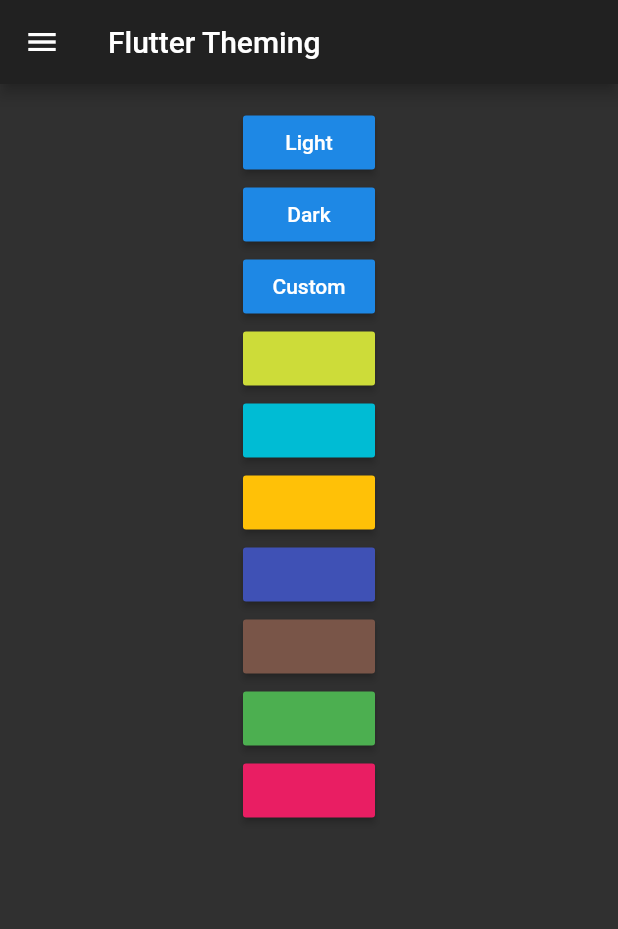
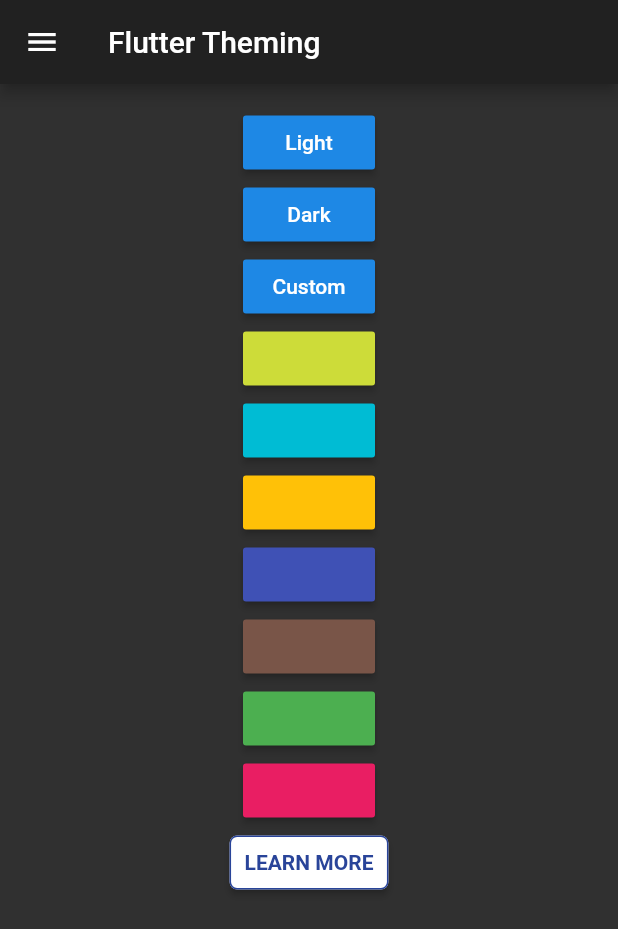
Before and after one commit to ymingt/theming, a Flutter app: the screen it shows after launch, on a phone screen of 412 x 824 dp. Shown: the top 929 px of the screen. Run offline on Flutter 3.47's test engine with Material 2 defaults, Android fonts, the phone set to English and light mode, and no system bars.

Commit message:
added RawMaterialButton

```diff
--- /dev/null
+++ b/lib/customButton.dart
@@ -0,0 +1,34 @@
+import 'package:flutter/foundation.dart';
+import 'package:flutter/material.dart';
+
+class CustomButton extends StatelessWidget {
+  CustomButton({@required this.onPressed});
+  final GestureTapCallback onPressed;
+
+  @override
+  Widget build(BuildContext context) {
+    return RawMaterialButton(
+      shape: RoundedRectangleBorder(
+          borderRadius: new BorderRadius.circular(5.0),
+          side: BorderSide(color: Color(0xFF294499))),
+      fillColor: Colors.white,
+      child: Padding(
+        padding: EdgeInsets.all(10.0),
+        child: Row(
+          mainAxisSize: MainAxisSize.min,
+          children: const <Widget>[
+            SizedBox(
+              height: 16.0,
+            ),
+            Text(
+              "LEARN MORE",
+              style: TextStyle(
+                  color: Color(0xFF294499), fontWeight: FontWeight.bold),
+            ),
+          ],
+        ),
+      ),
+      onPressed: onPressed,
+    );
+  }
+}
--- a/lib/main.dart
+++ b/lib/main.dart
@@ -6,6 +6,8 @@ import 'themes.dart';
 import 'customTheme.dart';
 import 'theme.dart';
 import 'package:provider/provider.dart';
+import 'customButton.dart';
+// import 'cTheme.dart' as Theme;
 
 void main() => runApp(MainWithTheme());
 
@@ -14,6 +16,7 @@ class MainWithTheme extends StatelessWidget {
   Widget build(BuildContext context) {
     return ChangeNotifierProvider<ThemeChanger>(
       builder: (_) => ThemeChanger(ThemeData.dark()),
+      // builder: (_) => ThemeChanger(Theme.companyThemeData,),
       child: Main(),
     );
   }
@@ -210,6 +213,11 @@ class _MainPageState extends State<MainPage> {
                 onPressed: () => _themeChanger.setTheme(MyThemes.pinkTheme),
                 color: Colors.pink,
               ),
+              CustomButton(
+                onPressed: () {
+                  print("Tapped Me");
+                },
+              )
               // RaisedButton(
               //   onPressed: () {
               //     print('CustomTheme.of(context), ${CustomTheme.of(context)}');
```
Also changed, not shown: lib/cTheme.dart (added, +64 -0 lines).
